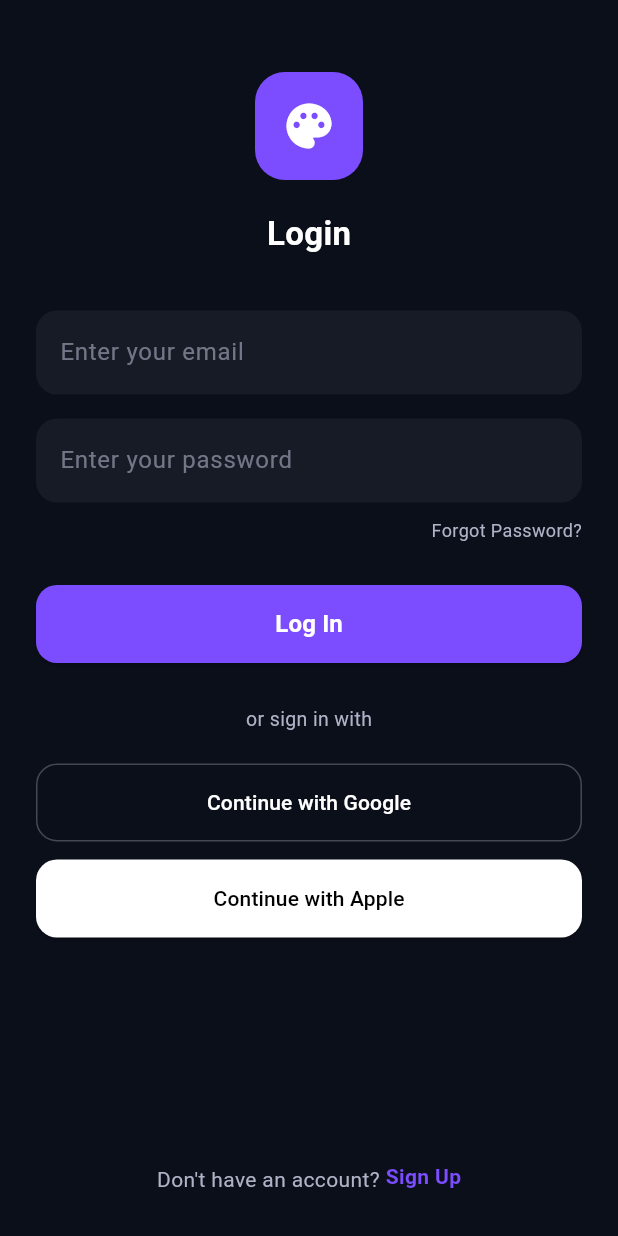
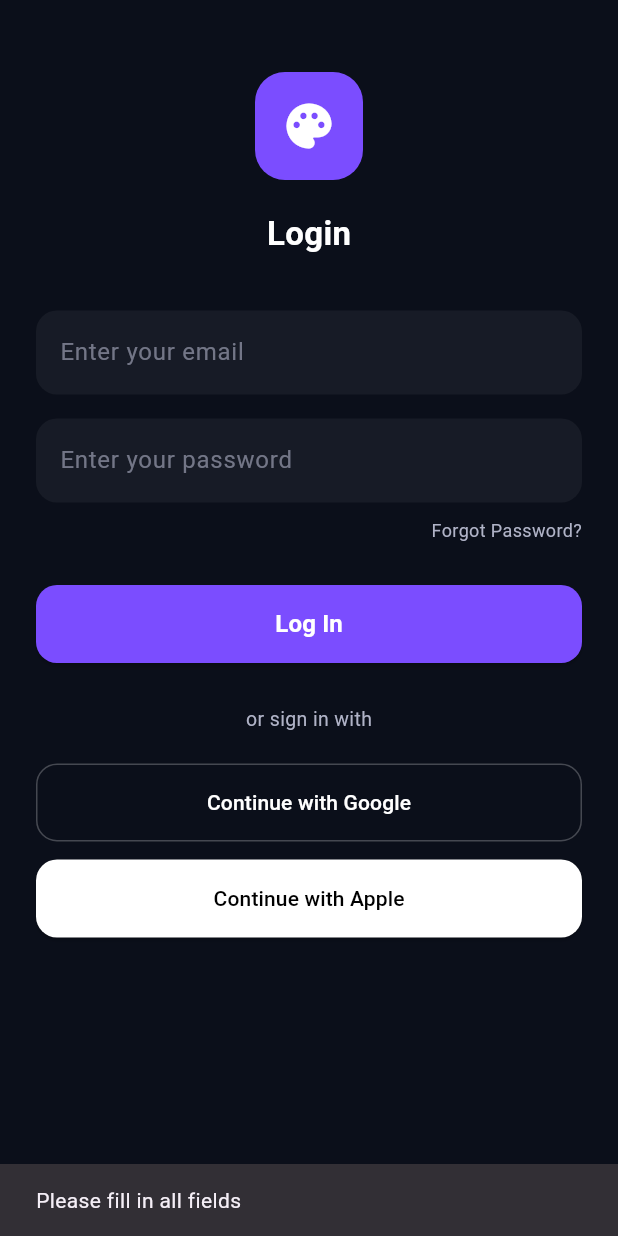
Before and after one commit to Ohzzy90/gallery_hub, a Flutter app: the LoginScreen screen opened directly, after a tap on "Log In", on a phone screen of 412 x 824 dp. Run offline on Flutter 3.47's test engine with Material 3 defaults, Android fonts, the phone set to English and light mode, and no system bars; our stand-ins replace firebase_auth, firebase_core; accounts and stored records are empty; generated files the repository leaves out were written again.

Commit message:
login auth

```diff
--- a/lib/features/auth/screens/login_screen.dart
+++ b/lib/features/auth/screens/login_screen.dart
@@ -1,10 +1,59 @@
 import 'package:flutter/material.dart';
+import 'package:gallery_hub/auth/auth_server.dart';
+import 'package:gallery_hub/tabs/home_page.dart';
 import '../../../core/theme/app_colors.dart';
 import '../../widgets/auth_text_field.dart';
 import 'signup_screen.dart';
+class LoginScreen extends StatefulWidget {
+  const LoginScreen({super.key});
 
-class LoginScreen extends StatelessWidget {
-  const LoginScreen({super.key});
+  @override
+  State<LoginScreen> createState() => _LoginScreenState();
+}
+
+class _LoginScreenState extends State<LoginScreen> {
+  final TextEditingController emailController = TextEditingController();
+  final TextEditingController passwordController = TextEditingController();
+  bool _isLoading = false;
+
+  @override
+  void dispose() {
+    emailController.dispose();
+    passwordController.dispose();
+    super.dispose();
+  }
+
+  Future<void> _handleLogin() async {
+    if (emailController.text.isEmpty || passwordController.text.isEmpty) {
+      ScaffoldMessenger.of(context).showSnackBar(
+        const SnackBar(content: Text('Please fill in all fields')),
+      );
+      return;
+    }
+    setState(() {
+      _isLoading = true;
+    });
+  try {
+      await authServer.value.signIn(
+        email: emailController.text.trim(),
+        password: passwordController.text.trim(),
+      );
+      if(!mounted) return;
+      Navigator.pushReplacement(
+        context,
+        MaterialPageRoute(builder: (_) => const HomePage()),
+      );
+    } catch (e) {
+      if(!mounted) return;
+
+      ScaffoldMessenger.of(context).showSnackBar(
+        SnackBar(content: Text('Login failed: $e')),
+      );
+    } finally {
+     if (mounted) setState(() => _isLoading = false);
+
+    }
+  }
 
   @override
   Widget build(BuildContext context) {
@@ -50,14 +99,16 @@ class LoginScreen extends StatelessWidget {
               const SizedBox(height: 36),
 
               // Email
-              const AuthTextField(hint: 'Enter your email'),
+              AuthTextField(hint: 'Enter your email',
+                  controller: emailController),
 
               const SizedBox(height: 16),
 
               // Password
-              const AuthTextField(
+              AuthTextField(
                 hint: 'Enter your password',
                 obscure: true,
+                controller: passwordController,
               ),
 
               const SizedBox(height: 10),
@@ -77,7 +128,7 @@ class LoginScreen extends StatelessWidget {
               const SizedBox(height: 28),
 
               // Login button
-              _primaryButton('Log In'),
+              _primaryButton(onPressed: _handleLogin, loading: _isLoading, text: 'Log In'),
 
               const SizedBox(height: 28),
 
@@ -139,12 +190,16 @@ class LoginScreen extends StatelessWidget {
 
   // ================= BUTTONS =================
 
-  Widget _primaryButton(String text) {
+  Widget _primaryButton({
+     required String text,
+    required VoidCallback onPressed,
+    required bool loading,
+  }) {
     return SizedBox(
       width: double.infinity,
       height: 52,
       child: ElevatedButton(
-        onPressed: () {},
+        onPressed: loading ? null : onPressed,
         style: ElevatedButton.styleFrom(
           backgroundColor: primaryPurple,
           shape: RoundedRectangleBorder(
--- a/lib/features/widgets/auth_text_field.dart
+++ b/lib/features/widgets/auth_text_field.dart
@@ -4,17 +4,19 @@ import '../../../core/theme/app_colors.dart';
 class AuthTextField extends StatelessWidget {
   final String hint;
   final bool obscure;
+  final TextEditingController controller;
 
   const AuthTextField({
     super.key,
     required this.hint,
-    this.obscure = false,
+    this.obscure = false, required this.controller,
   });
 
   @override
   Widget build(BuildContext context) {
     return TextField(
       obscureText: obscure,
+      controller: controller,
       style: const TextStyle(color: textPrimary),
       decoration: InputDecoration(
         hintText: hint,
```
